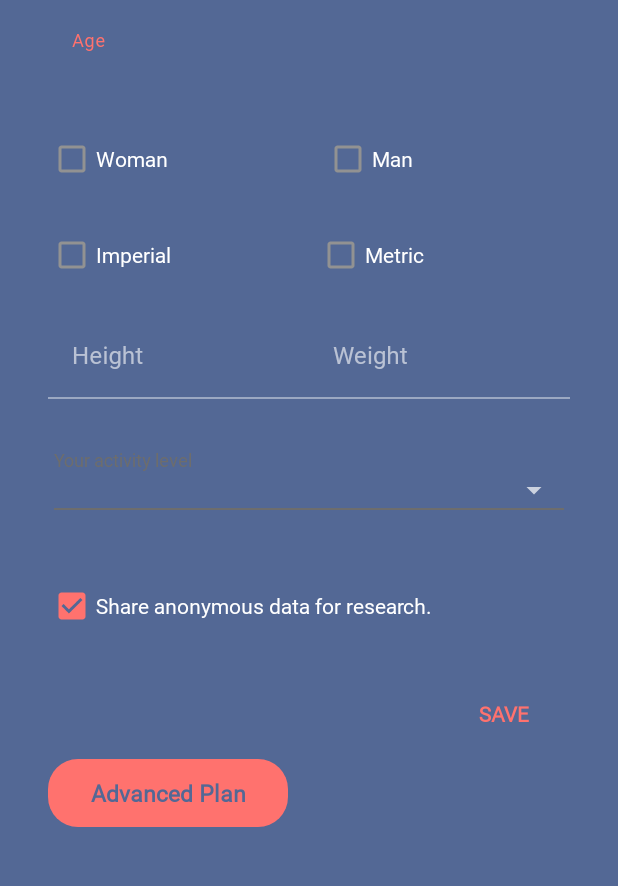
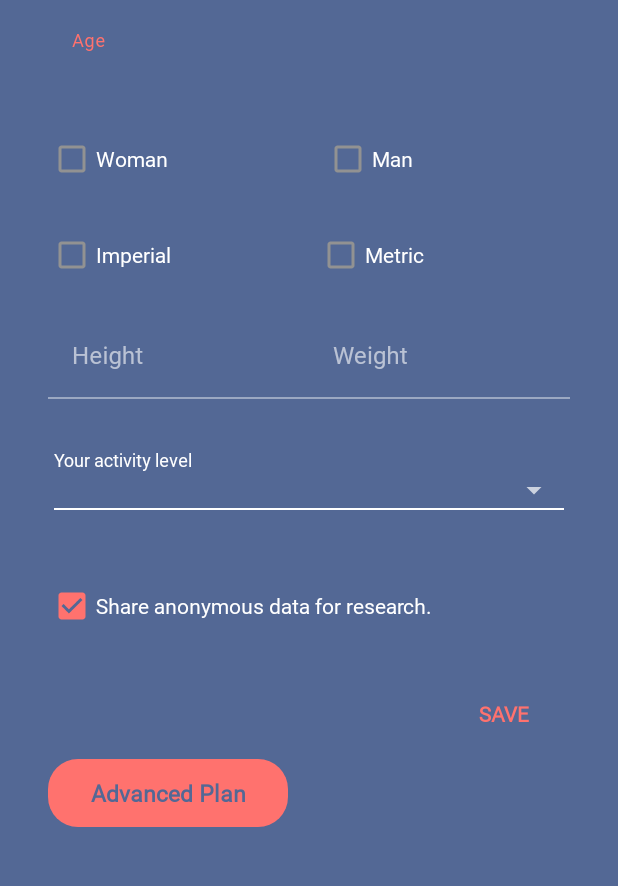
Before and after one commit to JakobMusik/sql-project-android, an Android app: the layout profilefragment.xml on its own in the app's theme, with its tools: preview values and no code run, on a phone screen of 412 x 824 dp, the part 84-970 px from its top. Run offline under Robolectric (Android 15) with nearby library versions, the phone set to English and light mode, and no system bars.

Commit message:
app:widgetColor

```diff
--- a/app/src/main/res/layout/profilefragment.xml
+++ b/app/src/main/res/layout/profilefragment.xml
@@ -196,8 +196,8 @@
             android:layout_marginTop="16dp"
             android:textColor="@color/white"
 
-            custom:labelText="@string/helloactivity_spinner_exercise"
-            />
+            app:widgetColor="#FFFFFF"
+            custom:labelText="@string/helloactivity_spinner_exercise" />
 
         <CheckBox
             android:id="@+id/activity_hello_check_share"
```
